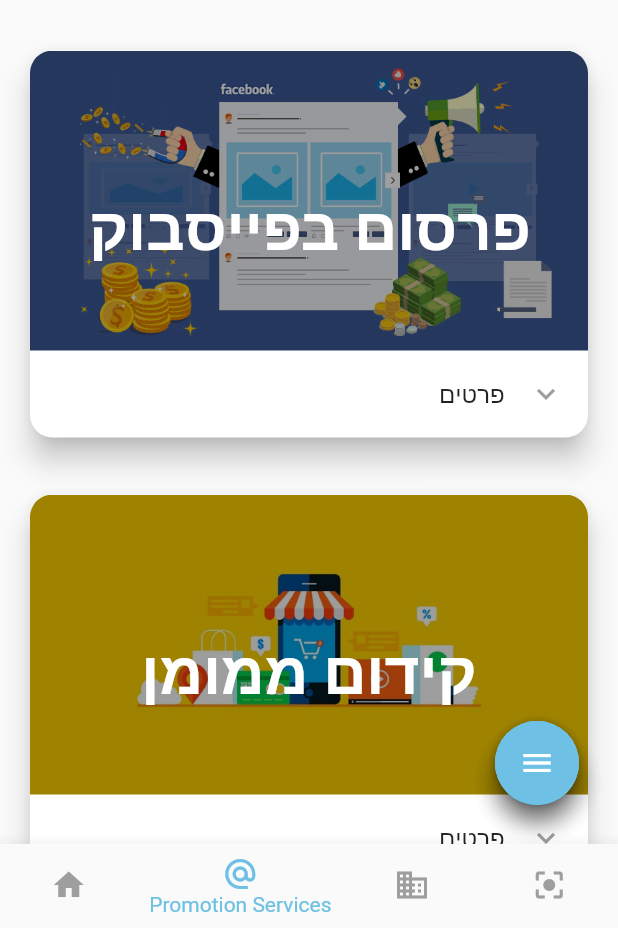
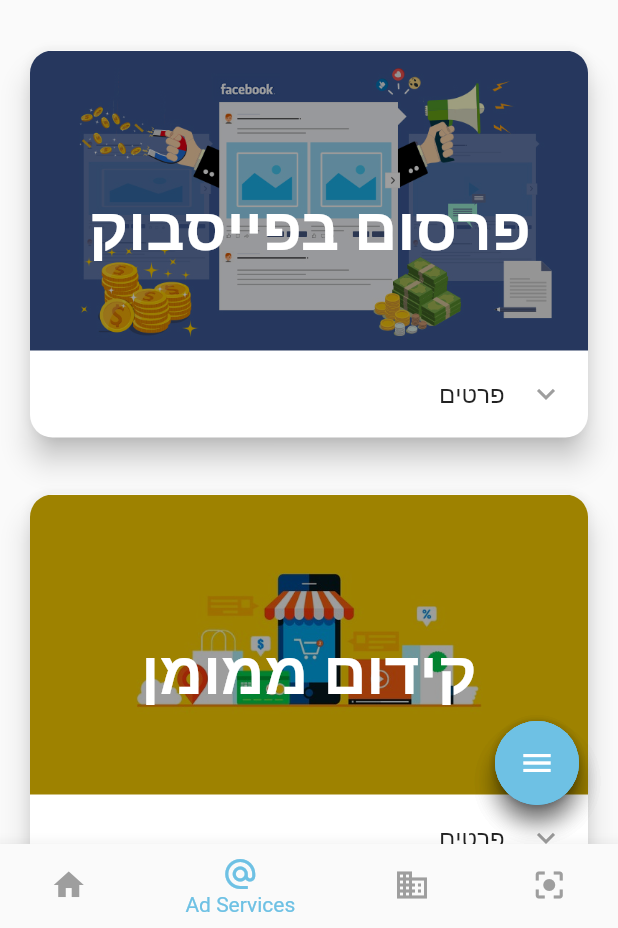
Before and after one commit to Bahaaib/BizztApp, a Flutter app: the screen it shows after launch, swiped to page 2, on a phone screen of 412 x 824 dp, the part 308-1236 px from its top. Run offline on Flutter 3.47's test engine with Material 2 defaults, Android fonts, the phone set to English and light mode, and no system bars.

Commit message:
fixed bottom app bar

```diff
--- a/lib/shared_widgets/bottom_bar.dart
+++ b/lib/shared_widgets/bottom_bar.dart
@@ -40,7 +40,6 @@ class BottomNavBarState extends State<BottomNavBar> {
 
   @override
   Widget build(BuildContext context) {
-    print('visited build');
     return BottomNavigationBar(
       items: <BottomNavigationBarItem>[
         BottomNavigationBarItem(
@@ -55,7 +54,7 @@ class BottomNavBarState extends State<BottomNavBar> {
               Icons.alternate_email,
             ),
             title: Text(
-              'Promotion Services',
+              'Ad Services',
             )),
         BottomNavigationBarItem(
             icon: Icon(
```
